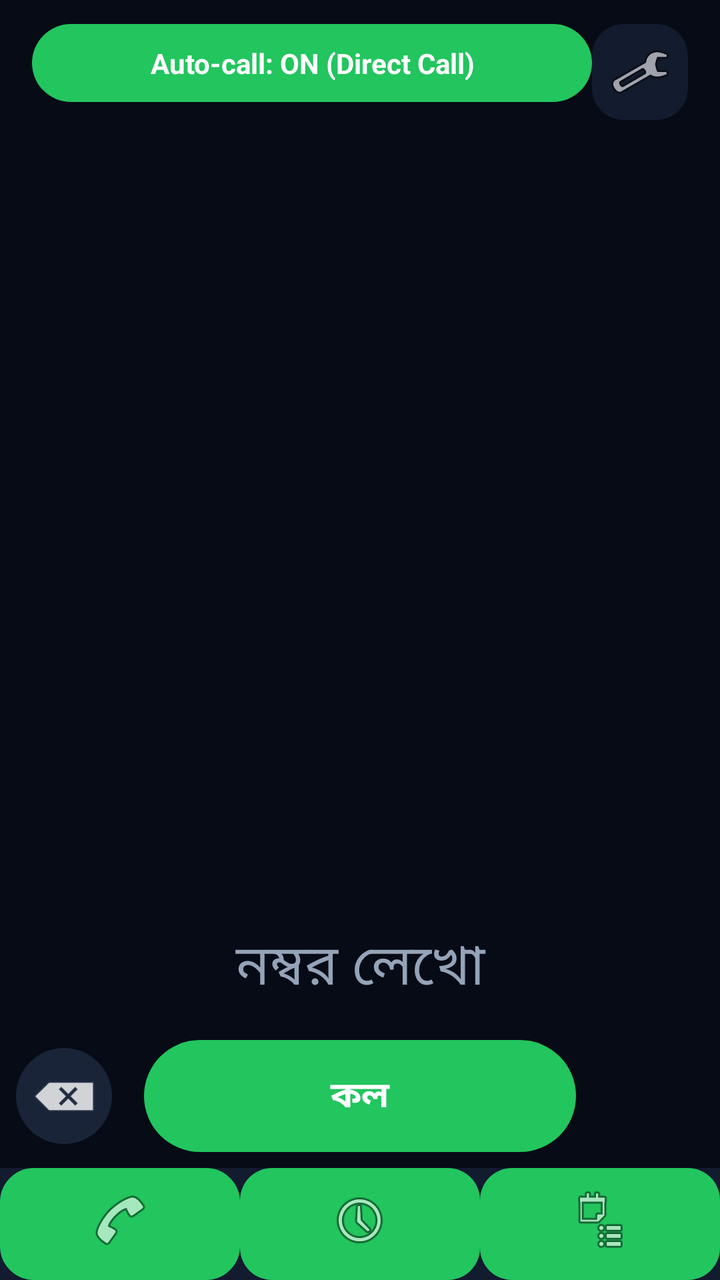
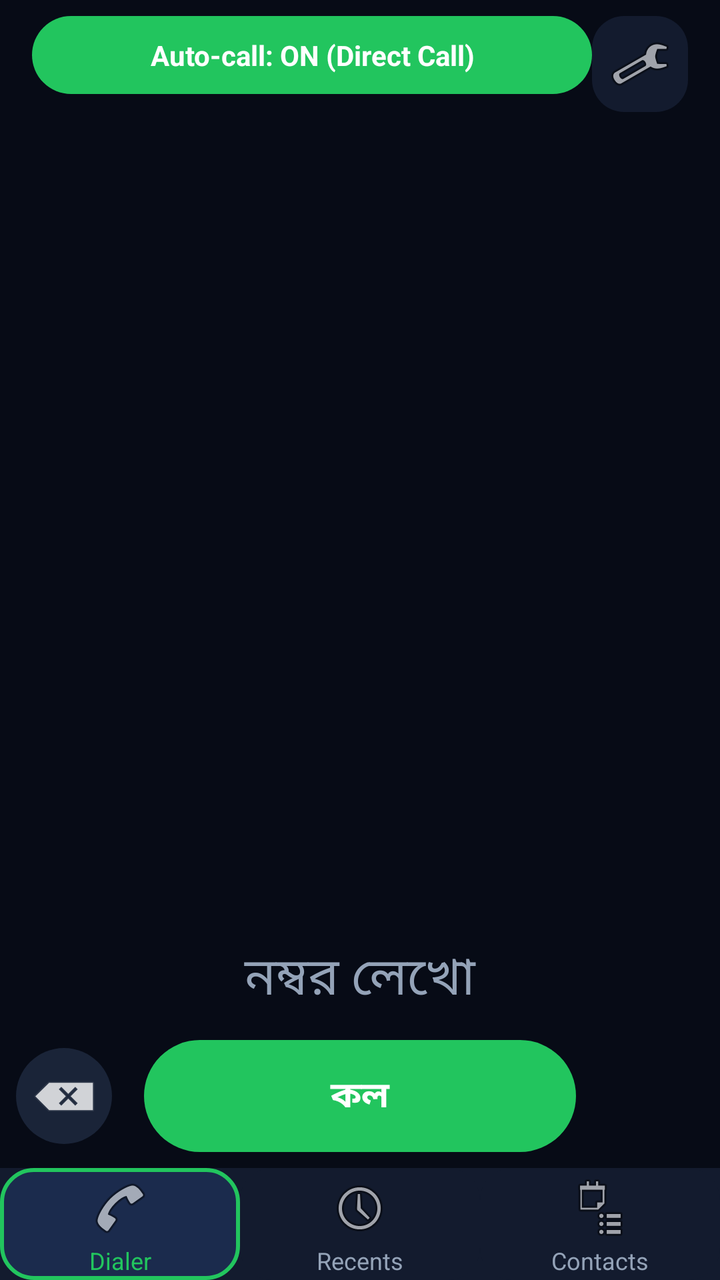

Compare the two renders of this Android layout. The source of the first and the diff that turns it into the second are given below.
<!-- AndroidManifest.xml: application theme Theme.SmartDialer -->
<!-- res/layout/activity_main.xml -->
<?xml version="1.0" encoding="utf-8"?>
<LinearLayout xmlns:android="http://schemas.android.com/apk/res/android"
    android:layout_width="match_parent"
    android:layout_height="match_parent"
    android:background="@color/sd_bg"
    android:orientation="vertical">

    <LinearLayout
        android:layout_width="match_parent"
        android:layout_height="wrap_content"
        android:orientation="horizontal"
        android:paddingStart="16dp"
        android:paddingTop="12dp"
        android:paddingEnd="16dp"
        android:paddingBottom="4dp">

        <TextView
            android:id="@+id/autoCallPill"
            android:layout_width="0dp"
            android:layout_height="wrap_content"
            android:layout_weight="1"
            android:background="@drawable/bg_pill"
            android:gravity="center"
            android:padding="10dp"
            android:text="@string/auto_call_on_pill"
            android:textColor="@color/sd_on_accent"
            android:textSize="14sp"
            android:textStyle="bold" />

        <ImageButton
            android:id="@+id/settingsButton"
            android:layout_width="48dp"
            android:layout_height="48dp"
            android:background="@drawable/bg_card"
            android:contentDescription="@string/settings_title"
            android:src="@android:drawable/ic_menu_preferences" />

    </LinearLayout>

    <TextView
        android:id="@+id/defaultRouteLabel"
        android:layout_width="match_parent"
        android:layout_height="wrap_content"
        android:paddingStart="16dp"
        android:paddingEnd="16dp"
        android:paddingBottom="4dp"
        android:textColor="@color/sd_text_secondary"
        android:textSize="13sp" />

    <FrameLayout
        android:layout_width="match_parent"
        android:layout_height="0dp"
        android:layout_weight="1">

        <LinearLayout
            android:id="@+id/dialerView"
            android:layout_width="match_parent"
            android:layout_height="match_parent"
            android:orientation="vertical">

            <androidx.recyclerview.widget.RecyclerView
                android:id="@+id/providerList"
                android:layout_width="match_parent"
                android:layout_height="0dp"
                android:layout_weight="1"
                android:paddingStart="12dp"
                android:paddingEnd="12dp" />

            <LinearLayout
                android:id="@+id/simRow"
                android:layout_width="match_parent"
                android:layout_height="wrap_content"
                android:orientation="horizontal"
                android:paddingStart="16dp"
                android:paddingEnd="16dp"
                android:paddingBottom="4dp"
                android:visibility="gone">

                <Button
                    android:id="@+id/sim1Button"
                    android:layout_width="0dp"
                    android:layout_height="40dp"
                    android:layout_weight="1"
                    android:background="@drawable/bg_card_selected"
                    android:text="@string/sim_1"
                    android:textColor="@color/sd_text" />

                <Button
                    android:id="@+id/sim2Button"
                    android:layout_width="0dp"
                    android:layout_height="40dp"
                    android:layout_weight="1"
                    android:background="@drawable/bg_card"
                    android:text="@string/sim_2"
                    android:textColor="@color/sd_text" />

            </LinearLayout>

            <TextView
                android:id="@+id/numberDisplay"
                android:layout_width="match_parent"
                android:layout_height="wrap_content"
                android:gravity="center"
                android:hint="@string/number_hint"
                android:padding="8dp"
                android:textColor="@color/sd_text"
                android:textColorHint="@color/sd_text_secondary"
                android:textSize="28sp" />

            <HorizontalScrollView
                android:id="@+id/suggestionScroll"
                android:layout_width="match_parent"
                android:layout_height="wrap_content"
                android:paddingStart="12dp"
                android:paddingEnd="12dp"
                android:scrollbars="none"
                android:visibility="gone">

                <LinearLayout
                    android:id="@+id/suggestionRow"
                    android:layout_width="wrap_content"
                    android:layout_height="wrap_content"
                    android:orientation="horizontal" />

            </HorizontalScrollView>

            <GridLayout
                android:id="@+id/dialGrid"
                android:layout_width="match_parent"
                android:layout_height="wrap_content"
                android:columnCount="3"
                android:paddingStart="24dp"
                android:paddingEnd="24dp" />

            <LinearLayout
                android:layout_width="match_parent"
                android:layout_height="wrap_content"
                android:gravity="center"
                android:orientation="horizontal"
                android:padding="8dp">

                <ImageButton
                    android:id="@+id/backspaceButton"
                    android:layout_width="48dp"
                    android:layout_height="48dp"
                    android:background="@drawable/bg_dial_button"
                    android:contentDescription="@string/cancel"
                    android:src="@android:drawable/ic_input_delete" />

                <Button
                    android:id="@+id/callButton"
                    android:layout_width="0dp"
                    android:layout_height="56dp"
                    android:layout_weight="1"
                    android:layout_marginStart="16dp"
                    android:layout_marginEnd="16dp"
                    android:background="@drawable/bg_call_button"
                    android:text="@string/call"
                    android:textColor="@color/sd_on_accent"
                    android:textSize="18sp"
                    android:textStyle="bold" />

                <View
                    android:layout_width="48dp"
                    android:layout_height="48dp" />

            </LinearLayout>

        </LinearLayout>

        <LinearLayout
            android:id="@+id/recentsView"
            android:layout_width="match_parent"
            android:layout_height="match_parent"
            android:orientation="vertical"
            android:visibility="gone">

            <Button
                android:id="@+id/clearRecentsButton"
                android:layout_width="wrap_content"
                android:layout_height="wrap_content"
                android:layout_gravity="end"
                android:layout_margin="12dp"
                android:background="@drawable/bg_card"
                android:text="@string/clear_recents"
                android:textColor="@color/sd_danger" />

            <TextView
                android:id="@+id/recentsEmpty"
                android:layout_width="match_parent"
                android:layout_height="wrap_content"
                android:gravity="center"
                android:padding="24dp"
                android:text="@string/no_recents"
                android:textColor="@color/sd_text_secondary"
                android:visibility="gone" />

            <androidx.recyclerview.widget.RecyclerView
                android:id="@+id/recentsList"
                android:layout_width="match_parent"
                android:layout_height="0dp"
                android:layout_weight="1"
                android:paddingStart="12dp"
                android:paddingEnd="12dp" />

        </LinearLayout>

        <LinearLayout
            android:id="@+id/contactsView"
            android:layout_width="match_parent"
            android:layout_height="match_parent"
            android:orientation="vertical"
            android:visibility="gone">

            <EditText
                android:id="@+id/contactSearch"
                android:layout_width="match_parent"
                android:layout_height="wrap_content"
                android:layout_margin="12dp"
                android:background="@drawable/bg_card"
                android:hint="@string/search_contacts"
                android:inputType="text"
                android:padding="12dp"
                android:textColor="@color/sd_text"
                android:textColorHint="@color/sd_text_secondary" />

            <TextView
                android:id="@+id/favHeader"
                android:layout_width="match_parent"
                android:layout_height="wrap_content"
                android:paddingStart="16dp"
                android:text="@string/fav_header"
                android:textColor="@color/sd_accent"
                android:textSize="14sp"
                android:textStyle="bold"
                android:visibility="gone" />

            <androidx.recyclerview.widget.RecyclerView
                android:id="@+id/favList"
                android:layout_width="match_parent"
                android:layout_height="wrap_content"
                android:paddingStart="12dp"
                android:paddingEnd="12dp"
                android:visibility="gone" />

            <TextView
                android:id="@+id/allHeader"
                android:layout_width="match_parent"
                android:layout_height="wrap_content"
                android:paddingStart="16dp"
                android:paddingTop="8dp"
                android:text="@string/all_header"
                android:textColor="@color/sd_text_secondary"
                android:textSize="14sp"
                android:textStyle="bold"
                android:visibility="gone" />

            <androidx.recyclerview.widget.RecyclerView
                android:id="@+id/allList"
                android:layout_width="match_parent"
                android:layout_height="0dp"
                android:layout_weight="1"
                android:paddingStart="12dp"
                android:paddingEnd="12dp" />

            <TextView
                android:id="@+id/contactsEmpty"
                android:layout_width="match_parent"
                android:layout_height="wrap_content"
                android:gravity="center"
                android:padding="24dp"
                android:text="@string/no_contacts"
                android:textColor="@color/sd_text_secondary"
                android:visibility="gone" />

        </LinearLayout>

    </FrameLayout>

    <LinearLayout
        android:layout_width="match_parent"
        android:layout_height="56dp"
        android:background="@color/sd_card"
        android:orientation="horizontal">

        <Button
            android:id="@+id/tabDialer"
            android:layout_width="0dp"
            android:layout_height="match_parent"
            android:layout_weight="1"
            android:background="@drawable/bg_card_selected"
            android:drawableTop="@android:drawable/ic_menu_call"
            android:text="@string/tab_dialer"
            android:textColor="@color/sd_accent" />

        <Button
            android:id="@+id/tabRecents"
            android:layout_width="0dp"
            android:layout_height="match_parent"
            android:layout_weight="1"
            android:background="@drawable/bg_card"
            android:drawableTop="@android:drawable/ic_menu_recent_history"
            android:text="@string/tab_recents"
            android:textColor="@color/sd_text" />

        <Button
            android:id="@+id/tabContacts"
            android:layout_width="0dp"
            android:layout_height="match_parent"
            android:layout_weight="1"
            android:background="@drawable/bg_card"
            android:drawableTop="@android:drawable/ic_menu_agenda"
            android:text="@string/tab_contacts"
            android:textColor="@color/sd_text" />

    </LinearLayout>

</LinearLayout>
<!-- resources referenced by this layout -->
<resources>
  <color name="sd_accent">#22C55E</color>
  <color name="sd_bg">#070B16</color>
  <color name="sd_card">#131B2E</color>
  <color name="sd_danger">#E11D48</color>
  <color name="sd_on_accent">#FFFFFF</color>
  <color name="sd_text">#F1F5F9</color>
  <color name="sd_text_secondary">#94A3B8</color>
  <!-- drawable bg_call_button (drawable) -->
  <?xml version="1.0" encoding="utf-8"?>
  <shape xmlns:android="http://schemas.android.com/apk/res/android"
      android:shape="rectangle">
      <solid android:color="@color/sd_accent" />
      <corners android:radius="28dp" />
  </shape>
  <!-- drawable bg_card (drawable) -->
  <?xml version="1.0" encoding="utf-8"?>
  <shape xmlns:android="http://schemas.android.com/apk/res/android"
      android:shape="rectangle">
      <solid android:color="@color/sd_card" />
      <corners android:radius="16dp" />
  </shape>
  <!-- drawable bg_card_selected (drawable) -->
  <?xml version="1.0" encoding="utf-8"?>
  <shape xmlns:android="http://schemas.android.com/apk/res/android"
      android:shape="rectangle">
      <solid android:color="@color/sd_card_selected" />
      <stroke android:width="2dp" android:color="@color/sd_accent" />
      <corners android:radius="16dp" />
  </shape>
  <!-- drawable bg_dial_button (drawable) -->
  <?xml version="1.0" encoding="utf-8"?>
  <shape xmlns:android="http://schemas.android.com/apk/res/android"
      android:shape="oval">
      <solid android:color="#1A2438" />
  </shape>
  <!-- drawable bg_pill (drawable) -->
  <?xml version="1.0" encoding="utf-8"?>
  <shape xmlns:android="http://schemas.android.com/apk/res/android"
      android:shape="rectangle">
      <solid android:color="@color/sd_accent" />
      <corners android:radius="24dp" />
  </shape>
  <string name="all_header">সব কন্টাক্ট</string>
  <string name="auto_call_on_pill">Auto-call: ON (Direct Call)</string>
  <string name="call">কল</string>
  <string name="cancel">বাতিল</string>
  <string name="clear_recents">মুছে ফেলো</string>
  <string name="fav_header">ফেভারিট</string>
  <string name="no_contacts">কোনো কন্টাক্ট পাওয়া যায়নি। কন্টাক্ট পারমিশন দিলে এখানে আসবে।</string>
  <string name="no_recents">এখনো কোনো কল নেই। নম্বর ডায়াল করে কল করলেই এখানে আসবে।</string>
  <string name="number_hint">নম্বর লেখো</string>
  <string name="search_contacts">কন্টাক্ট খুঁজো</string>
  <string name="settings_title">সেটিংস</string>
  <string name="sim_1">SIM 1</string>
  <string name="sim_2">SIM 2</string>
  <string name="tab_contacts">Contacts</string>
  <string name="tab_dialer">Dialer</string>
  <string name="tab_recents">Recents</string>
  <style name="Theme.SmartDialer" parent="Theme.Material3.Dark.NoActionBar">
          <item name="android:windowBackground">@color/sd_bg</item>
          <item name="android:statusBarColor">@color/sd_bg</item>
          <item name="android:navigationBarColor">@color/sd_bg</item>
          <item name="colorPrimary">@color/sd_accent</item>
          <item name="colorOnPrimary">@color/sd_on_accent</item>
          <item name="colorSurface">@color/sd_card</item>
          <item name="colorOnSurface">@color/sd_text</item>
      </style>
  <color name="sd_card_selected">#1B2B4D</color>
</resources>

<!-- the commit's change to res/layout/activity_main.xml (unified diff, before → after) -->
@@ -10,7 +10,7 @@
         android:layout_height="wrap_content"
         android:orientation="horizontal"
         android:paddingStart="16dp"
-        android:paddingTop="12dp"
+        android:paddingTop="8dp"
         android:paddingEnd="16dp"
         android:paddingBottom="4dp">
 
@@ -58,6 +58,7 @@
             android:layout_height="match_parent"
             android:orientation="vertical">
 
+            
             <androidx.recyclerview.widget.RecyclerView
                 android:id="@+id/providerList"
                 android:layout_width="match_parent"
@@ -76,23 +77,30 @@
                 android:paddingBottom="4dp"
                 android:visibility="gone">
 
-                <Button
+                
+                <TextView
                     android:id="@+id/sim1Button"
                     android:layout_width="0dp"
                     android:layout_height="40dp"
                     android:layout_weight="1"
                     android:background="@drawable/bg_card_selected"
+                    android:gravity="center"
                     android:text="@string/sim_1"
-                    android:textColor="@color/sd_text" />
-
-                <Button
+                    android:textColor="@color/sd_accent"
+                    android:textSize="15sp"
+                    android:textStyle="bold" />
+
+                <TextView
                     android:id="@+id/sim2Button"
                     android:layout_width="0dp"
                     android:layout_height="40dp"
                     android:layout_weight="1"
                     android:background="@drawable/bg_card"
+                    android:gravity="center"
                     android:text="@string/sim_2"
-                    android:textColor="@color/sd_text" />
+                    android:textColor="@color/sd_text"
+                    android:textSize="15sp"
+                    android:textStyle="bold" />
 
             </LinearLayout>
 
@@ -102,10 +110,10 @@
                 android:layout_height="wrap_content"
                 android:gravity="center"
                 android:hint="@string/number_hint"
-                android:padding="8dp"
+                android:padding="4dp"
                 android:textColor="@color/sd_text"
                 android:textColorHint="@color/sd_text_secondary"
-                android:textSize="28sp" />
+                android:textSize="26sp" />
 
             <HorizontalScrollView
                 android:id="@+id/suggestionScroll"
@@ -124,48 +132,6 @@
 
             </HorizontalScrollView>
 
-            <GridLayout
-                android:id="@+id/dialGrid"
-                android:layout_width="match_parent"
-                android:layout_height="wrap_content"
-                android:columnCount="3"
-                android:paddingStart="24dp"
-                android:paddingEnd="24dp" />
-
-            <LinearLayout
-                android:layout_width="match_parent"
-                android:layout_height="wrap_content"
-                android:gravity="center"
-                android:orientation="horizontal"
-                android:padding="8dp">
-
-                <ImageButton
-                    android:id="@+id/backspaceButton"
-                    android:layout_width="48dp"
-                    android:layout_height="48dp"
-                    android:background="@drawable/bg_dial_button"
-                    android:contentDescription="@string/cancel"
-                    android:src="@android:drawable/ic_input_delete" />
-
-                <Button
-                    android:id="@+id/callButton"
-                    android:layout_width="0dp"
-                    android:layout_height="56dp"
-                    android:layout_weight="1"
-                    android:layout_marginStart="16dp"
-                    android:layout_marginEnd="16dp"
-                    android:background="@drawable/bg_call_button"
-                    android:text="@string/call"
-                    android:textColor="@color/sd_on_accent"
-                    android:textSize="18sp"
-                    android:textStyle="bold" />
-
-                <View
-                    android:layout_width="48dp"
-                    android:layout_height="48dp" />
-
-            </LinearLayout>
-
         </LinearLayout>
 
         <LinearLayout
@@ -175,13 +141,15 @@
             android:orientation="vertical"
             android:visibility="gone">
 
-            <Button
+            <TextView
                 android:id="@+id/clearRecentsButton"
                 android:layout_width="wrap_content"
                 android:layout_height="wrap_content"
                 android:layout_gravity="end"
                 android:layout_margin="12dp"
                 android:background="@drawable/bg_card"
+                android:gravity="center"
+                android:padding="10dp"
                 android:text="@string/clear_recents"
                 android:textColor="@color/sd_danger" />
 
@@ -277,41 +245,109 @@
 
     </FrameLayout>
 
+    
+    <LinearLayout
+        android:id="@+id/dialPadSection"
+        android:layout_width="match_parent"
+        android:layout_height="wrap_content"
+        android:orientation="vertical">
+
+        <LinearLayout
+            android:id="@+id/dialGrid"
+            android:layout_width="match_parent"
+            android:layout_height="wrap_content"
+            android:orientation="vertical"
+            android:paddingStart="24dp"
+            android:paddingEnd="24dp" />
+
+        <LinearLayout
+            android:layout_width="match_parent"
+            android:layout_height="wrap_content"
+            android:gravity="center"
+            android:orientation="horizontal"
+            android:padding="8dp">
+
+            <ImageButton
+                android:id="@+id/backspaceButton"
+                android:layout_width="48dp"
+                android:layout_height="48dp"
+                android:background="@drawable/bg_dial_button"
+                android:contentDescription="@string/cancel"
+                android:src="@android:drawable/ic_input_delete" />
+
+            <TextView
+                android:id="@+id/callButton"
+                android:layout_width="0dp"
+                android:layout_height="56dp"
+                android:layout_weight="1"
+                android:layout_marginStart="16dp"
+                android:layout_marginEnd="16dp"
+                android:background="@drawable/bg_call_button"
+                android:gravity="center"
+                android:text="@string/call"
+                android:textColor="@color/sd_on_accent"
+                android:textSize="18sp"
+                android:textStyle="bold" />
+
+            <View
+                android:layout_width="48dp"
+                android:layout_height="48dp" />
+
+        </LinearLayout>
+
+    </LinearLayout>
+
+    
     <LinearLayout
         android:layout_width="match_parent"
         android:layout_height="56dp"
         android:background="@color/sd_card"
         android:orientation="horizontal">
 
-        <Button
+        <TextView
             android:id="@+id/tabDialer"
             android:layout_width="0dp"
             android:layout_height="match_parent"
             android:layout_weight="1"
             android:background="@drawable/bg_card_selected"
             android:drawableTop="@android:drawable/ic_menu_call"
+            android:drawablePadding="2dp"
+            android:gravity="center"
+            android:paddingTop="4dp"
+            android:paddingBottom="4dp"
             android:text="@string/tab_dialer"
-            android:textColor="@color/sd_accent" />
-
-        <Button
+            android:textColor="@color/sd_accent"
+            android:textSize="12sp" />
+
+        <TextView
             android:id="@+id/tabRecents"
             android:layout_width="0dp"
             android:layout_height="match_parent"
             android:layout_weight="1"
             android:background="@drawable/bg_card"
             android:drawableTop="@android:drawable/ic_menu_recent_history"
+            android:drawablePadding="2dp"
+            android:gravity="center"
+            android:paddingTop="4dp"
+            android:paddingBottom="4dp"
             android:text="@string/tab_recents"
-            android:textColor="@color/sd_text" />
-
-        <Button
+            android:textColor="@color/sd_text_secondary"
+            android:textSize="12sp" />
+
+        <TextView
             android:id="@+id/tabContacts"
             android:layout_width="0dp"
             android:layout_height="match_parent"
             android:layout_weight="1"
             android:background="@drawable/bg_card"
             android:drawableTop="@android:drawable/ic_menu_agenda"
+            android:drawablePadding="2dp"
+            android:gravity="center"
+            android:paddingTop="4dp"
+            android:paddingBottom="4dp"
             android:text="@string/tab_contacts"
-            android:textColor="@color/sd_text" />
+            android:textColor="@color/sd_text_secondary"
+            android:textSize="12sp" />
 
     </LinearLayout>
 
